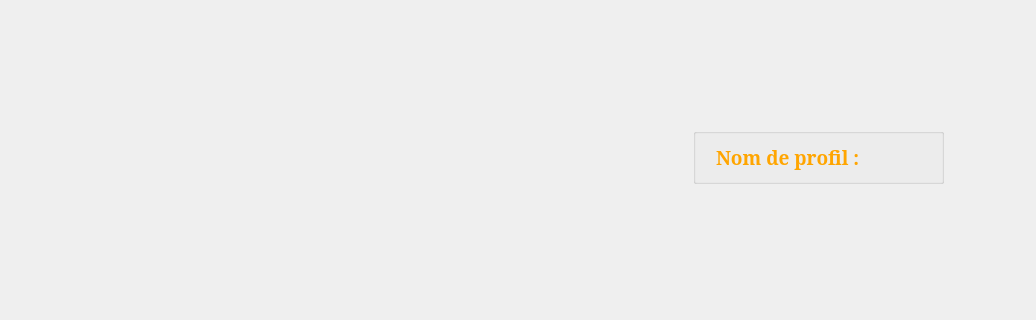
This is StreetCar/StreetCar/MainWindow.ui in paboccard/Projet_Prog_Jeu as Qt 5 draws it before an edit; both pictures show x 0 to 1036 and y 0 to 320 of the 1036 by 549 pixel window. The edited form follows.
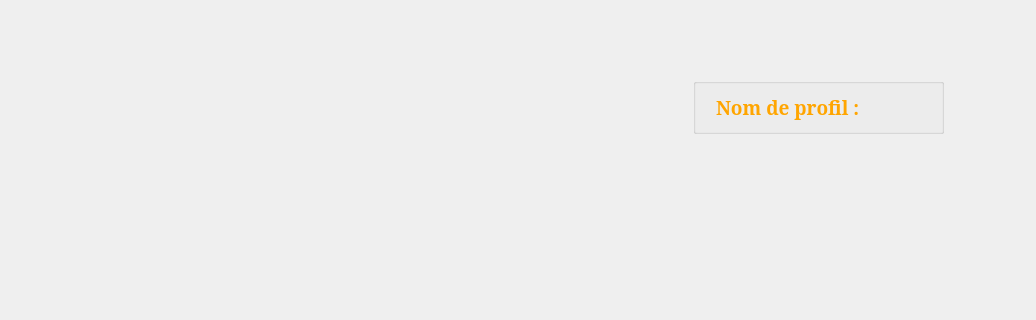
This is the edited form. Icons and pictures are not drawn.

The edit to the form file:
```diff
--- a/StreetCar/StreetCar/MainWindow.ui
+++ b/StreetCar/StreetCar/MainWindow.ui
@@ -45,10 +45,16 @@
         </item>
         <item>
          <widget class="QLabel" name="label">
+          <property name="sizePolicy">
+           <sizepolicy hsizetype="Maximum" vsizetype="Maximum">
+            <horstretch>0</horstretch>
+            <verstretch>0</verstretch>
+           </sizepolicy>
+          </property>
           <property name="minimumSize">
            <size>
             <width>1000</width>
-            <height>100</height>
+            <height>50</height>
            </size>
           </property>
           <property name="maximumSize">
```
